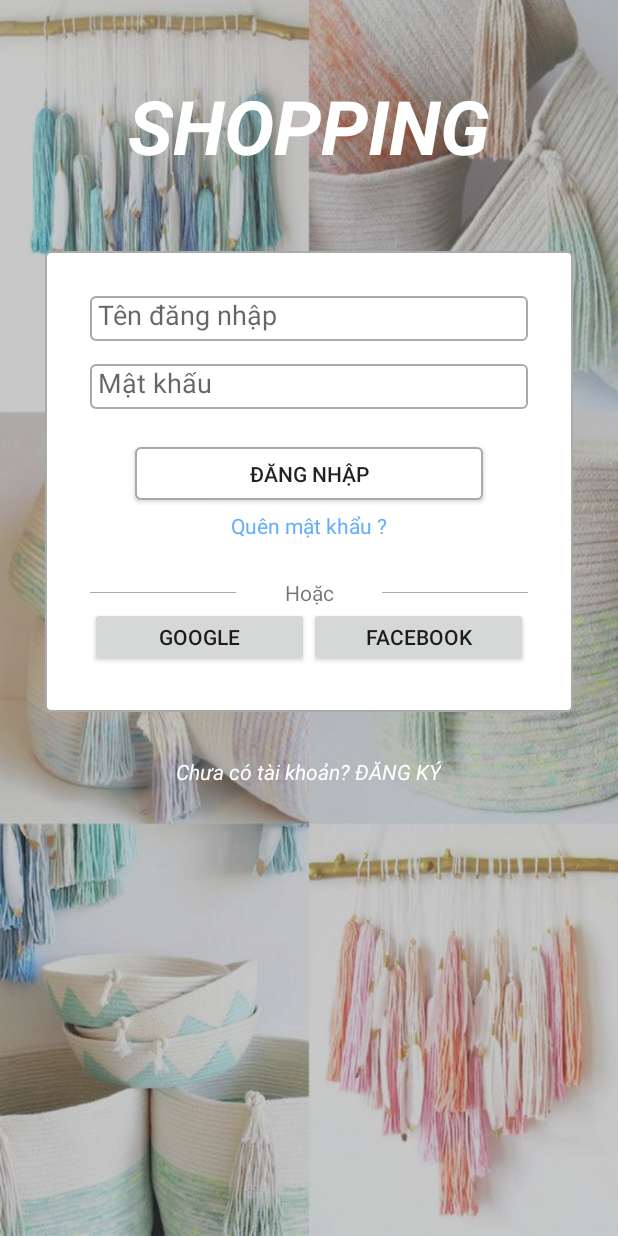
After one commit to violet137/AndroidD004, an Android app: the fragment DangNhapFragment placed in its activity, on a phone screen of 412 x 824 dp. The commit adds this screen. Run offline under Robolectric (Android 15) with nearby library versions, the phone set to English and light mode, and no system bars; 1 statement that could not run was skipped.

Commit message:
. Xong: code đăng nhập . Còn lại:   Giao diện còn chỉnh sửa   Chưa thiết kế cho tablet

```diff
--- a/Code/Shopping/app/build.gradle
+++ b/Code/Shopping/app/build.gradle
@@ -26,5 +26,6 @@ dependencies {
     })
     compile 'com.android.support:appcompat-v7:23.2.1'
     compile 'com.android.support.constraint:constraint-layout:1.0.2'
+    compile 'com.android.support:support-v4:23.4.0'
     testCompile 'junit:junit:4.12'
 }
--- a/Code/Shopping/app/src/main/AndroidManifest.xml
+++ b/Code/Shopping/app/src/main/AndroidManifest.xml
@@ -1,6 +1,8 @@
 <?xml version="1.0" encoding="utf-8"?>
 <manifest xmlns:android="http://schemas.android.com/apk/res/android"
     package="vn.com.greenacademy.shopping">
+
+    <uses-permission android:name="android.permission.INTERNET"/>
 
     <application
         android:allowBackup="true"
@@ -8,7 +10,7 @@
         android:label="@string/app_name"
         android:supportsRtl="true"
         android:theme="@style/AppTheme">
-        <activity android:name=".MainActivity">
+        <activity android:name=".MainActivity" android:screenOrientation="portrait">
             <intent-filter>
                 <action android:name="android.intent.action.MAIN" />
 
--- /dev/null
+++ b/Code/Shopping/app/src/main/java/vn/com/greenacademy/shopping/Fragment/TaiKhoan/DangNhapFragment.java
@@ -0,0 +1,65 @@
+package vn.com.greenacademy.shopping.Fragment.TaiKhoan;
+
+
+import android.os.Bundle;
+import android.support.v4.app.Fragment;
+import android.view.LayoutInflater;
+import android.view.View;
+import android.view.ViewGroup;
+import android.widget.Button;
+import android.widget.EditText;
+import android.widget.TextView;
+import android.widget.Toast;
+
+import vn.com.greenacademy.shopping.R;
+import vn.com.greenacademy.shopping.Util.SupportKeyList;
+import vn.com.greenacademy.shopping.asynctask.GoiAPIServerAsyncTask;
+
+/**
+ * A simple {@link Fragment} subclass.
+ */
+public class DangNhapFragment extends Fragment implements View.OnClickListener {
+    private EditText etTenDangNhap;
+    private EditText etPassword;
+    private TextView tvDangKy;
+    private Button btnDangNhap;
+
+    private static final String URL_DANG_NHAP = "http://tamod.vn:9045/TaiKhoan/DangNhap";
+
+    public DangNhapFragment() {
+        // Required empty public constructor
+    }
+
+
+    @Override
+    public View onCreateView(LayoutInflater inflater, ViewGroup container,
+                             Bundle savedInstanceState) {
+        // Inflate the layout for this fragment
+        View root = inflater.inflate(R.layout.fragment_dang_nhap_test, container, false);
+        etTenDangNhap = (EditText) root.findViewById(R.id.etTenDangNhap_FragmentDangNhap);
+        etPassword = (EditText) root.findViewById(R.id.etMatKhau_FragmentDangNhap);
+        tvDangKy = (TextView) root.findViewById(R.id.tvDangKy_FragmentDangNhap);
+        btnDangNhap = (Button) root.findViewById(R.id.btnDangNhap_FragmentDangNhap);
+
+        btnDangNhap.setOnClickListener(this);
+        tvDangKy.setOnClickListener(this);
+        return root;
+    }
+
+    @Override
+    public void onClick(View view) {
+        switch (view.getId()){
+            case R.id.btnDangNhap_FragmentDangNhap:
+                //Kiểm tra thông tin và tạo kết nối tới server để đăng nhập
+                if (!etTenDangNhap.getText().toString().isEmpty() && !etPassword.getText().toString().isEmpty())
+                    new GoiAPIServerAsyncTask(getContext()).execute(SupportKeyList.API_DANG_NHAP, URL_DANG_NHAP, etTenDangNhap.getText().toString(), etPassword.getText().toString());
+                else
+                    Toast.makeText(getContext(), R.string.toast_nhap_thieu, Toast.LENGTH_SHORT).show();
+                break;
+            case R.id.tvDangKy_FragmentDangNhap:
+                //Chuyền sang màn hình đăng ký
+                getActivity().getSupportFragmentManager().beginTransaction().replace(R.id.content_Main, new DangKyFragment()).addToBackStack("dang_ky_fragment").commit();
+                break;
+        }
+    }
+}
--- a/Code/Shopping/app/src/main/java/vn/com/greenacademy/shopping/MainActivity.java
+++ b/Code/Shopping/app/src/main/java/vn/com/greenacademy/shopping/MainActivity.java
@@ -2,6 +2,8 @@ package vn.com.greenacademy.shopping;
 
 import android.support.v7.app.AppCompatActivity;
 import android.os.Bundle;
+
+import vn.com.greenacademy.shopping.Fragment.TaiKhoan.DangNhapFragment;
 
 public class MainActivity extends AppCompatActivity {
 
@@ -9,5 +11,33 @@ public class MainActivity extends AppCompatActivity {
     protected void onCreate(Bundle savedInstanceState) {
         super.onCreate(savedInstanceState);
         setContentView(R.layout.activity_main);
+
+        //Load màn hình flash
+        Thread threadFirstScreen = new Thread(new Runnable() {
+            @Override
+            public void run() {
+                try {
+                    //Sau 5s chuyển sang màn hình đăng nhập
+                    Thread.sleep(5000);
+                    runOnUiThread(new Runnable() {
+                        @Override
+                        public void run() {
+                            getSupportFragmentManager().beginTransaction().replace(R.id.content_Main, new DangNhapFragment()).commit();
+                        }
+                    });
+                } catch (InterruptedException e) {
+                    e.printStackTrace();
+                }
+            }
+        });
+        threadFirstScreen.start();
+    }
+
+    @Override
+    public void onBackPressed() {
+        if(getSupportFragmentManager().getBackStackEntryCount() <= 0)
+            super.onBackPressed();
+        else
+            getSupportFragmentManager().popBackStack();
     }
 }
--- /dev/null
+++ b/Code/Shopping/app/src/main/res/drawable/shape.xml
@@ -0,0 +1,9 @@
+<?xml version="1.0" encoding="utf-8"?>
+<shape xmlns:android="http://schemas.android.com/apk/res/android" android:shape="rectangle">
+    <stroke android:width = "1dp" android:color="@android:color/darker_gray"/>
+    <gradient
+        android:startColor="@android:color/white"
+        android:centerColor="@android:color/white"
+        android:endColor="@android:color/white"/>
+    <corners android:radius="@dimen/shape_corners_radius"/>
+</shape>
--- a/Code/Shopping/app/src/main/res/layout/activity_main.xml
+++ b/Code/Shopping/app/src/main/res/layout/activity_main.xml
@@ -1,18 +1,16 @@
 <?xml version="1.0" encoding="utf-8"?>
-<android.support.constraint.ConstraintLayout xmlns:android="http://schemas.android.com/apk/res/android"
+<RelativeLayout xmlns:android="http://schemas.android.com/apk/res/android"
     xmlns:app="http://schemas.android.com/apk/res-auto"
     xmlns:tools="http://schemas.android.com/tools"
     android:layout_width="match_parent"
     android:layout_height="match_parent"
-    tools:context="vn.com.greenacademy.shopping.MainActivity">
+    tools:context="vn.com.greenacademy.shopping.MainActivity"
+    android:background="@drawable/log_in_background">
 
-    <TextView
-        android:layout_width="wrap_content"
-        android:layout_height="wrap_content"
-        android:text="Hello World!"
-        app:layout_constraintBottom_toBottomOf="parent"
-        app:layout_constraintLeft_toLeftOf="parent"
-        app:layout_constraintRight_toRightOf="parent"
-        app:layout_constraintTop_toTopOf="parent" />
+    <!-- Layout thay fragment -->
+    <FrameLayout
+        android:id="@+id/content_Main"
+        android:layout_width="match_parent"
+        android:layout_height="match_parent" />
 
-</android.support.constraint.ConstraintLayout>
+</RelativeLayout>
--- /dev/null
+++ b/Code/Shopping/app/src/main/res/layout/fragment_dang_nhap_test.xml
@@ -0,0 +1,139 @@
+<RelativeLayout xmlns:android="http://schemas.android.com/apk/res/android"
+    xmlns:tools="http://schemas.android.com/tools"
+    android:layout_width="match_parent"
+    android:layout_height ="match_parent"
+    android:background="@drawable/log_in_background"
+    tools:context="vn.com.greenacademy.shopping.Fragment.TaiKhoan.DangNhapFragment">
+
+    <RelativeLayout
+        android:layout_width="match_parent"
+        android:layout_height="match_parent"
+        android:background="@color/scrim">
+        <!-- Title -->
+        <TextView
+            android:id="@+id/tvTiltleDangNhap_FragmentDangNhap"
+            android:layout_width="wrap_content"
+            android:layout_height="wrap_content"
+            android:layout_centerHorizontal="true"
+            android:layout_margin="@dimen/title_dang_nhap_margin"
+            android:text="@string/title_dang_nhap"
+            android:textColor="@android:color/white"
+            android:textSize="@dimen/title_dang_nhap_size"
+            android:textStyle="bold|italic" />
+
+        <!-- Khung đăng nhập -->
+        <LinearLayout
+            android:id="@+id/khung_dang_nhap_FragmentDangNhap"
+            android:layout_width="match_parent"
+            android:layout_height="wrap_content"
+            android:layout_marginLeft="@dimen/dang_nhap_margin"
+            android:layout_marginRight="@dimen/dang_nhap_margin"
+            android:layout_below="@+id/tvTiltleDangNhap_FragmentDangNhap"
+            android:background="@drawable/shape"
+            android:orientation="vertical"
+            android:padding="@dimen/khung_dang_nhap_padding">
+
+            <!-- Tên đăng nhập -->
+            <EditText
+                android:id="@+id/etTenDangNhap_FragmentDangNhap"
+                android:layout_width="match_parent"
+                android:layout_height="@dimen/edit_text_height"
+                android:background="@drawable/shape"
+                android:hint="@string/ten_dang_nhap"
+                android:padding="@dimen/edit_text_padding" />
+
+            <!-- Mật khẩu -->
+            <EditText
+                android:id="@+id/etMatKhau_FragmentDangNhap"
+                android:layout_width="match_parent"
+                android:layout_height="@dimen/edit_text_height"
+                android:layout_marginTop="@dimen/edit_text_dang_nhap_marginTop"
+                android:background="@drawable/shape"
+                android:hint="@string/mat_khau"
+                android:padding="@dimen/edit_text_padding" />
+
+            <!-- Nút đăng nhập -->
+            <Button
+                android:id="@+id/btnDangNhap_FragmentDangNhap"
+                android:layout_width="match_parent"
+                android:layout_height="@dimen/nut_dang_nhap_height"
+                android:layout_marginLeft="@dimen/dang_nhap_margin"
+                android:layout_marginRight="@dimen/dang_nhap_margin"
+                android:layout_marginTop="@dimen/button_dang_nhap_marginTop"
+                android:background="@drawable/shape"
+                android:text="@string/dang_nhap" />
+
+            <!-- Quên mật khẩu -->
+            <TextView
+                android:layout_width="wrap_content"
+                android:layout_height="wrap_content"
+                android:layout_gravity="center"
+                android:layout_marginTop="@dimen/item_quen_mat_khau_marginTop"
+                android:text="@string/quen_mat_khau"
+                android:textColor="@color/colorPrimary" />
+
+            <!-- Đường ngăn cách -->
+            <LinearLayout
+                android:layout_width="match_parent"
+                android:layout_height="match_parent"
+                android:layout_marginTop="@dimen/item_ngan_cach_marginTop"
+                android:gravity="center"
+                android:orientation="horizontal">
+
+                <View
+                    android:layout_width="match_parent"
+                    android:layout_height="@dimen/duong_ngan_cach_height"
+                    android:layout_weight="1"
+                    android:background="@android:color/darker_gray" />
+
+                <!-- Chữ ngăn cách -->
+                <TextView
+                    android:layout_width="match_parent"
+                    android:layout_height="wrap_content"
+                    android:layout_weight="1"
+                    android:gravity="center"
+                    android:text="@string/chu_ngan_cach" />
+
+                <View
+                    android:layout_width="match_parent"
+                    android:layout_height="@dimen/duong_ngan_cach_height"
+                    android:layout_weight="1"
+                    android:background="@android:color/darker_gray" />
+            </LinearLayout>
+
+            <!-- Đăng nhập Google/Facebook -->
+            <LinearLayout
+                android:layout_width="match_parent"
+                android:layout_height="match_parent"
+                android:orientation="horizontal">
+
+                <!-- Google -->
+                <Button
+                    android:layout_width="match_parent"
+                    android:layout_height="@dimen/nut_dang_nhap_khac_height"
+                    android:layout_weight="1"
+                    android:text="Google" />
+
+                <!-- Facebook -->
+                <Button
+                    android:layout_width="match_parent"
+                    android:layout_height="@dimen/nut_dang_nhap_khac_height"
+                    android:layout_weight="1"
+                    android:text="FaceBook" />
+            </LinearLayout>
+        </LinearLayout>
+
+        <!-- Đăng ký -->
+        <TextView
+            android:id="@+id/tvDangKy_FragmentDangNhap"
+            android:layout_width="wrap_content"
+            android:layout_height="wrap_content"
+            android:layout_below="@+id/khung_dang_nhap_FragmentDangNhap"
+            android:layout_marginTop="@dimen/dang_nhap_margin"
+            android:layout_centerHorizontal="true"
+            android:text="@string/dang_ky"
+            android:textAllCaps="false"
+            android:textStyle="italic"
+            android:textColor="@android:color/white"/>
+    </RelativeLayout>
+</RelativeLayout>
--- a/Code/Shopping/app/src/main/res/values/colors.xml
+++ b/Code/Shopping/app/src/main/res/values/colors.xml
@@ -1,6 +1,7 @@
 <?xml version="1.0" encoding="utf-8"?>
 <resources>
-    <color name="colorPrimary">#3F51B5</color>
-    <color name="colorPrimaryDark">#303F9F</color>
+    <color name="colorPrimary">#FF65AEFC</color>
+    <color name="colorPrimaryDark">@null</color>
     <color name="colorAccent">#FF4081</color>
+    <color name="scrim">#4d494949</color>
 </resources>
--- /dev/null
+++ b/Code/Shopping/app/src/main/res/values/dimens.xml
@@ -0,0 +1,23 @@
+<?xml version="1.0" encoding="utf-8"?>
+<resources>
+    <dimen name="shape_corners_radius">3dp</dimen>
+    <dimen name="duong_ngan_cach_height">0.7dp</dimen>
+
+    <!-- Đăng nhập -->
+    <dimen name="title_dang_nhap_size">50sp</dimen>
+
+    <dimen name="khung_dang_nhap_padding">30dp</dimen>
+    <dimen name="edit_text_padding">5dp</dimen>
+    <dimen name="title_dang_nhap_margin">50dp</dimen>
+    <dimen name="dang_nhap_margin">30dp</dimen>
+    <dimen name="edit_text_dang_nhap_marginTop">15dp</dimen>
+    <dimen name="item_quen_mat_khau_marginTop">7dp</dimen>
+    <dimen name="item_ngan_cach_marginTop">25dp</dimen>
+    <dimen name="button_dang_nhap_marginTop">25dp</dimen>
+
+    <dimen name="nut_dang_nhap_height">35dp</dimen>
+    <dimen name="nut_dang_nhap_khac_height">40dp</dimen>
+    <dimen name="edit_text_height">30dp</dimen>
+
+
+</resources>
--- a/Code/Shopping/app/src/main/res/values/strings.xml
+++ b/Code/Shopping/app/src/main/res/values/strings.xml
@@ -1,3 +1,23 @@
 <resources>
     <string name="app_name">Shopping</string>
+
+    <!-- TODO: Remove or change this placeholder text -->
+    <string name="hello_blank_fragment">Hello blank fragment</string>
+
+    <!-- Đăng nhập -->
+    <string name="title_dang_nhap">SHOPPING</string>
+    <string name="ten_dang_nhap">Tên đăng nhập</string>
+    <string name="mat_khau">Mật khẩu</string>
+    <string name="chu_ngan_cach">Hoặc</string>
+    <string name="quen_mat_khau">Quên mật khẩu ?</string>
+    <string name="dang_nhap">ĐĂNG NHẬP</string>
+    <string name="dang_ky">Chưa có tài khoản? ĐĂNG KÝ</string>
+    <string name="toast_dang_nhap_thanh_cong">Đăng nhập thành công!</string>
+    <string name="toast_dang_nhap_that_bai">Sai thông tin đăng nhập!</string>
+
+    <!-- Đăng ký -->
+    <string name="toast_dang_ky_thanh_cong">Đăng ký thành công!</string>
+    <string name="toast_dang_ky_that_bai">Đăng ký thất bại!</string>
+
+    <string name="toast_nhap_thieu">Thiếu thông tin cần thiết!</string>
 </resources>
--- a/Code/Shopping/app/src/main/res/values/styles.xml
+++ b/Code/Shopping/app/src/main/res/values/styles.xml
@@ -1,7 +1,7 @@
 <resources>
 
     <!-- Base application theme. -->
-    <style name="AppTheme" parent="Theme.AppCompat.Light.DarkActionBar">
+    <style name="AppTheme" parent="Theme.AppCompat.Light.NoActionBar">
         <!-- Customize your theme here. -->
         <item name="colorPrimary">@color/colorPrimary</item>
         <item name="colorPrimaryDark">@color/colorPrimaryDark</item>
--- a/Code/Shopping/build.gradle
+++ b/Code/Shopping/build.gradle
@@ -5,7 +5,7 @@ buildscript {
         jcenter()
     }
     dependencies {
-        classpath 'com.android.tools.build:gradle:2.3.2'
+        classpath 'com.android.tools.build:gradle:2.3.3'
 
         // NOTE: Do not place your application dependencies here; they belong
         // in the individual module build.gradle files
```
Also changed, not shown: Code/Shopping/app/src/main/java/vn/com/greenacademy/shopping/Fragment/TaiKhoan/DangKyFragment.java (added, +30 -0 lines), Code/Shopping/app/src/main/java/vn/com/greenacademy/shopping/Util/SupportKeyList.java (added, +10 -0 lines), Code/Shopping/app/src/main/java/vn/com/greenacademy/shopping/asynctask/DangNhapAsyncTask.java (added, +60 -0 lines), Code/Shopping/app/src/main/java/vn/com/greenacademy/shopping/asynctask/GoiAPIServerAsyncTask.java (added, +152 -0 lines), Code/Shopping/app/src/main/res/layout/fragment_dang_ky.xml (added, +14 -0 lines), Code/Shopping/app/src/main/res/layout/fragment_dang_nhap.xml (added, +134 -0 lines), Code/Shopping/app/src/main/res/layout/fragment_first_screen.xml (added, +8 -0 lines), Code/Shopping/app/src/main/res/drawable/log_in_background.png (added).
